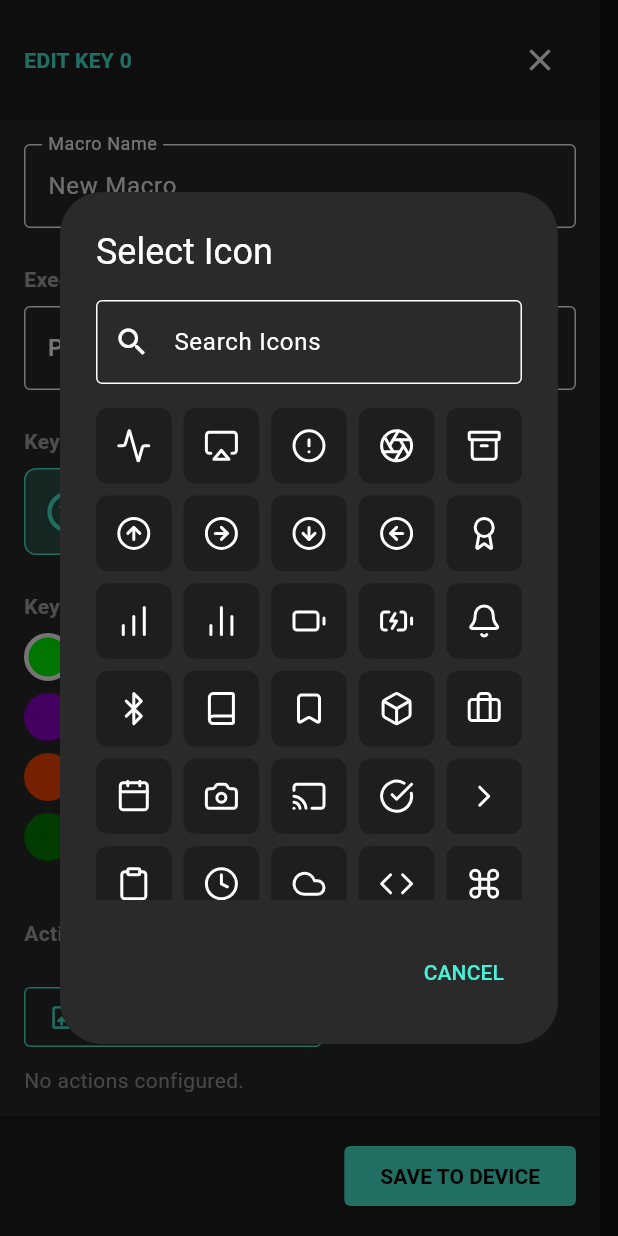
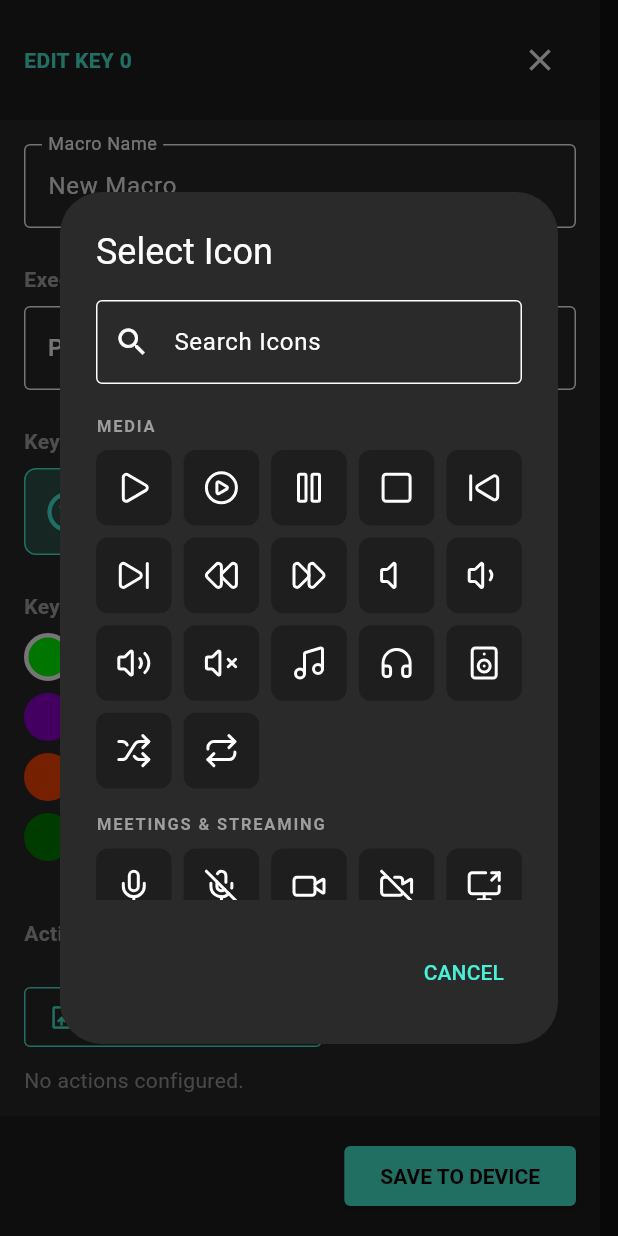
Before and after one commit to Midknightloki/draupnir, a Flutter app: the EditorPanel widget shown alone on an empty page, opened directly with empty values, after a tap on "Select Icon", on a phone screen of 412 x 824 dp. Run offline on Flutter 3.47's test engine with Material 3 defaults, Android fonts, the phone set to English and light mode, and no system bars; our stand-ins replace flutter_blue_plus, google_fonts, lucide_icons_flutter, permission_handler, share_plus, shared_preferences; missing offline and left inert: file_selector; accounts and stored records are empty.

Commit message:
feat(app): a macro vocabulary for the icon picker, grouped and guarded
The set was a generic developer-UI grab-bag: it carried aperture,
umbrella, lifeBuoy, hexagon, shoppingBag and briefcase, while offering
no pause and no stop -- so a media deck could not be built -- and
nothing at all for the meeting and streaming controls that are among
the most common things anyone binds to a macro pad.

Adds ~50 icons across the categories people actually bind:

  Media          pause, stop, rewind, fastForward, volume1, mute, repeat
  Meetings       micOff, videoOff, screenShare(+Off), phone(+Off), hand,
                 users, record, monitorPlay, webcam
  Editing        copy, paste, undo, redo, replace, bold, italic,
                 underline, alignLeft/Center/Right, listOrdered
  Window         minimize, close, columns, rows
  Dev            squareTerminal, gitBranch, gitCommit, gitPullRequest,
                 bug, braces
  Gaming         gamepad2, swords, dices
  Symbols        flag, tag

The picker is now sectioned by category instead of one alphabetical
wall of 190 glyphs, with search flattening it back to a single result
list -- when hunting a specific glyph the headings are noise, and a hit
in "Other" should surface as readily as one in Media. An empty search
gets an explicit message rather than a blank pane.

Nothing is removed. The name is written into the profile and stored on
the device, so dropping one gives every macro already using it a blank
face. The grab-bag is demoted to a derived "Other" section rather than
deleted -- derived, so an icon can never be added to the map and then be
unpickable because nobody filed it.

Writing this broke the rule immediately: 'clock' was dropped in the
first draft and caught by diffing against the old map. Hence
test/macro_icons_test.dart, which pins every name the app has ever
offered and fails if one stops resolving, plus the category invariants
-- nothing unreachable, nothing listed twice (which is how 'mic' came
to appear twice), no alias shadowing or dangling.

feather_icons_map.dart becomes macro_icons.dart: it has been Lucide-
backed, not Feather, for some time, and the name was misleading.

flutter analyze: no new issues. flutter test: 27/27 pass.

Co-Authored-By: Claude Opus 5 <noreply@anthropic.com>
Claude-Session: https://claude.ai/code/session_016WsuGUUVhXfnyvCkXF6ZtZ

```diff
--- a/companion_app/lib/screens/editor_panel.dart
+++ b/companion_app/lib/screens/editor_panel.dart
@@ -7,7 +7,7 @@ import 'dart:convert';
 
 import '../state/draupnir_state.dart';
 import '../theme.dart';
-import '../utils/feather_icons_map.dart';
+import '../utils/macro_icons.dart';
 import '../utils/icon_generator.dart';
 
 class EditorPanel extends StatefulWidget {
@@ -335,6 +335,31 @@ class _EditorPanelState extends State<EditorPanel> {
     );
   }
 
+  /// One selectable glyph in the picker. Factored out because the grid is now built per
+  /// category rather than from a single flat index, so the cell is rendered from several
+  /// places and must look identical in all of them.
+  Widget _buildIconCell(BuildContext dialogCtx, String iconName) {
+    final selected = _selectedIcon == iconName;
+    return InkWell(
+      onTap: () {
+        setState(() => _selectedIcon = iconName);
+        Navigator.pop(dialogCtx);
+      },
+      borderRadius: BorderRadius.circular(8),
+      child: Tooltip(
+        message: iconName,
+        child: Container(
+          decoration: BoxDecoration(
+            color: selected ? AppTheme.accent.withOpacity(0.3) : AppTheme.surface,
+            borderRadius: BorderRadius.circular(8),
+            border: Border.all(color: selected ? AppTheme.accent : Colors.transparent),
+          ),
+          child: Icon(macroIcons[iconName], color: Colors.white),
+        ),
+      ),
+    );
+  }
+
   void _showIconPickerModal() {
     showDialog(
       context: context,
@@ -342,7 +367,22 @@ class _EditorPanelState extends State<EditorPanel> {
         String searchQuery = "";
         return StatefulBuilder(
           builder: (context, setModalState) {
-            final filteredKeys = featherIconsMap.keys.where((k) => k.toLowerCase().contains(searchQuery.toLowerCase())).toList();
+            final query = searchQuery.trim().toLowerCase();
+
+            // Searching flattens the categories: when you are hunting for a specific glyph the
+            // headings are noise, and a match in "Other" should surface as readily as one in
+            // Media. With no query the sections are the point -- a macro vocabulary browsed by
+            // what you are binding, rather than 190 icons in one alphabetical wall.
+            final List<MapEntry<String, List<String>>> sections = query.isEmpty
+                ? iconCategories
+                : [
+                    MapEntry(
+                      'Results',
+                      macroIcons.keys.where((k) => k.toLowerCase().contains(query)).toList(),
+                    )
+                  ];
+            final bool noResults = sections.every((s) => s.value.isEmpty);
+
             return AlertDialog(
               title: const Text('Select Icon'),
               backgroundColor: AppTheme.surfaceHighlight,
@@ -361,39 +401,45 @@ class _EditorPanelState extends State<EditorPanel> {
                     ),
                     const SizedBox(height: 16),
                     Expanded(
-                      child: GridView.builder(
-                        gridDelegate: const SliverGridDelegateWithFixedCrossAxisCount(
-                          crossAxisCount: 5,
-                          crossAxisSpacing: 8,
-                          mainAxisSpacing: 8,
-                        ),
-                        // One row per match, straight from the map. It used to be
-                        // `filteredKeys.length + 3` for three hardcoded extras rendered only
-                        // when the query matched their own names -- so any other search sent
-                        // indices 0, 1 and 2 down the else branch with mapIdx at -3, -2 and -1,
-                        // painting three empty cells above the first real result. 'mic' was also
-                        // in the map already, so it appeared twice.
-                        itemCount: filteredKeys.length,
-                        itemBuilder: (context, idx) {
-                          final String iconName = filteredKeys[idx];
-                          final IconData iconData = featherIconsMap[iconName]!;
-
-                          return InkWell(
-                            onTap: () {
-                              setState(() => _selectedIcon = iconName);
-                              Navigator.pop(ctx);
-                            },
-                            child: Container(
-                              decoration: BoxDecoration(
-                                color: _selectedIcon == iconName ? AppTheme.accent.withOpacity(0.3) : AppTheme.surface,
-                                borderRadius: BorderRadius.circular(8),
-                                border: Border.all(color: _selectedIcon == iconName ? AppTheme.accent : Colors.transparent),
+                      child: noResults
+                          ? Center(
+                              child: Text(
+                                'No icon matches "${searchQuery.trim()}".',
+                                style: const TextStyle(color: Colors.grey),
+                                textAlign: TextAlign.center,
                               ),
-                              child: Icon(iconData, color: Colors.white),
+                            )
+                          : ListView(
+                              children: [
+                                for (final section in sections)
+                                  if (section.value.isNotEmpty) ...[
+                                    Padding(
+                                      padding: const EdgeInsets.only(top: 4, bottom: 8),
+                                      child: Text(
+                                        section.key.toUpperCase(),
+                                        style: const TextStyle(
+                                          fontSize: 11,
+                                          letterSpacing: 1.2,
+                                          fontWeight: FontWeight.bold,
+                                          color: Colors.grey,
+                                        ),
+                                      ),
+                                    ),
+                                    GridView.count(
+                                      crossAxisCount: 5,
+                                      crossAxisSpacing: 8,
+                                      mainAxisSpacing: 8,
+                                      shrinkWrap: true,
+                                      physics: const NeverScrollableScrollPhysics(),
+                                      children: [
+                                        for (final iconName in section.value)
+                                          _buildIconCell(ctx, iconName),
+                                      ],
+                                    ),
+                                    const SizedBox(height: 12),
+                                  ],
+                              ],
                             ),
-                          );
-                        },
-                      ),
                     ),
                   ],
                 ),
--- /dev/null
+++ b/companion_app/lib/utils/macro_icons.dart
@@ -0,0 +1,257 @@
+import 'package:flutter/material.dart';
+import 'package:lucide_icons_flutter/lucide_icons.dart';
+
+// ===========================================================================================
+// The icon vocabulary offered when binding a macro.
+//
+// Two rules govern this file.
+//
+// NOTHING IS EVER REMOVED. The key is what gets written into a profile's `icon` field and
+// stored on the device, so deleting one gives every macro already using it a blank face. The
+// set only grows; anything superseded becomes a [legacyIconAliases] entry instead.
+//
+// GLYPHS MUST SURVIVE 18x18. The device rasterises the chosen glyph to an 18x18 1bpp bitmap,
+// so fine interior detail turns to noise on the knob even though it looks correct in the app.
+// Prefer bold, open shapes. A handful below (the align family, listOrdered, the git verbs,
+// braces, dices) are knowingly over-detailed: they are useful enough to bind that they earn
+// their place, and they get sharper for free when the icon-rendering milestone raises the
+// bitmap resolution.
+// ===========================================================================================
+
+/// Every selectable icon, by the name stored in the profile.
+final Map<String, IconData> macroIcons = {
+  // --- Media -----------------------------------------------------------------------------
+  'play': LucideIcons.play,
+  'playCircle': LucideIcons.playCircle,
+  'pause': LucideIcons.pause,
+  'stop': LucideIcons.square,
+  'skipBack': LucideIcons.skipBack,
+  'skipForward': LucideIcons.skipForward,
+  'rewind': LucideIcons.rewind,
+  'fastForward': LucideIcons.fastForward,
+  'volume': LucideIcons.volume,
+  'volume1': LucideIcons.volume1,
+  'volume2': LucideIcons.volume2,
+  'mute': LucideIcons.volumeX,
+  'music': LucideIcons.music,
+  'headphones': LucideIcons.headphones,
+  'speaker': LucideIcons.speaker,
+  'shuffle': LucideIcons.shuffle,
+  'repeat': LucideIcons.repeat,
+
+  // --- Meetings & streaming --------------------------------------------------------------
+  'mic': LucideIcons.mic,
+  'micOff': LucideIcons.micOff,
+  'video': LucideIcons.video,
+  'videoOff': LucideIcons.videoOff,
+  'screenShare': LucideIcons.screenShare,
+  'screenShareOff': LucideIcons.screenShareOff,
+  'phone': LucideIcons.phone,
+  'phoneOff': LucideIcons.phoneOff,
+  'hand': LucideIcons.hand,
+  'users': LucideIcons.users,
+  'record': LucideIcons.circleDot,
+  'monitorPlay': LucideIcons.monitorPlay,
+  'webcam': LucideIcons.webcam,
+  'cast': LucideIcons.cast,
+  'camera': LucideIcons.camera,
+
+  // --- Editing ---------------------------------------------------------------------------
+  'copy': LucideIcons.copy,
+  'paste': LucideIcons.clipboardPaste,
+  'clipboard': LucideIcons.clipboard,
+  'scissors': LucideIcons.scissors,
+  'undo': LucideIcons.undo,
+  'redo': LucideIcons.redo,
+  'save': LucideIcons.save,
+  'search': LucideIcons.search,
+  'replace': LucideIcons.replace,
+  'edit': LucideIcons.edit,
+  'penTool': LucideIcons.penTool,
+  'type': LucideIcons.type,
+  'bold': LucideIcons.bold,
+  'italic': LucideIcons.italic,
+  'underline': LucideIcons.underline,
+  'alignLeft': LucideIcons.alignLeft,
+  'alignCenter': LucideIcons.alignCenter,
+  'alignRight': LucideIcons.alignRight,
+  'list': LucideIcons.list,
+  'listOrdered': LucideIcons.listOrdered,
+  'trash': LucideIcons.trash,
+  'trash2': LucideIcons.trash2,
+
+  // --- Window & system -------------------------------------------------------------------
+  'maximize': LucideIcons.maximize,
+  'minimize': LucideIcons.minimize,
+  'close': LucideIcons.x,
+  'columns': LucideIcons.columns2,
+  'rows': LucideIcons.rows2,
+  'monitor': LucideIcons.monitor,
+  'lock': LucideIcons.lock,
+  'unlock': LucideIcons.unlock,
+  'power': LucideIcons.power,
+  'settings': LucideIcons.settings,
+  'sliders': LucideIcons.sliders,
+  'refreshCw': LucideIcons.refreshCw,
+  'printer': LucideIcons.printer,
+  'zap': LucideIcons.zap,
+
+  // --- Dev -------------------------------------------------------------------------------
+  'code': LucideIcons.code,
+  'terminal': LucideIcons.terminal,
+  'squareTerminal': LucideIcons.squareTerminal,
+  'gitBranch': LucideIcons.gitBranch,
+  'gitCommit': LucideIcons.gitCommitHorizontal,
+  'gitPullRequest': LucideIcons.gitPullRequest,
+  'bug': LucideIcons.bug,
+  'braces': LucideIcons.braces,
+  'database': LucideIcons.database,
+  'server': LucideIcons.server,
+  'cloud': LucideIcons.cloud,
+  'package': LucideIcons.package,
+  'cpu': LucideIcons.cpu,
+  'hardDrive': LucideIcons.hardDrive,
+
+  // --- Gaming ----------------------------------------------------------------------------
+  'gamepad2': LucideIcons.gamepad2,
+  'swords': LucideIcons.swords,
+  'target': LucideIcons.target,
+  'crosshair': LucideIcons.crosshair,
+  'shield': LucideIcons.shield,
+  'dices': LucideIcons.dices,
+
+  // --- Navigation ------------------------------------------------------------------------
+  'arrowUpCircle': LucideIcons.arrowUpCircle,
+  'arrowRightCircle': LucideIcons.arrowRightCircle,
+  'arrowDownCircle': LucideIcons.arrowDownCircle,
+  'arrowLeftCircle': LucideIcons.arrowLeftCircle,
+  'chevronRight': LucideIcons.chevronRight,
+  'home': LucideIcons.home,
+  'compass': LucideIcons.compass,
+  'map': LucideIcons.map,
+  'navigation': LucideIcons.navigation,
+
+  // --- Symbols ---------------------------------------------------------------------------
+  'star': LucideIcons.star,
+  'bookmark': LucideIcons.bookmark,
+  'flag': LucideIcons.flag,
+  'bell': LucideIcons.bell,
+  'checkCircle': LucideIcons.checkCircle,
+  'alertCircle': LucideIcons.alertCircle,
+  'helpCircle': LucideIcons.helpCircle,
+  'info': LucideIcons.info,
+  'hash': LucideIcons.hash,
+  'key': LucideIcons.key,
+  'tag': LucideIcons.tag,
+  'heart': LucideIcons.heart,
+
+  // --- Other -----------------------------------------------------------------------------
+  // Carried forward from the original set. Kept because profiles may already reference them
+  // (see the no-removal rule above), not because they earn a place in a macro vocabulary.
+  'activity': LucideIcons.activity,
+  'airplay': LucideIcons.airplay,
+  'aperture': LucideIcons.aperture,
+  'archive': LucideIcons.archive,
+  'award': LucideIcons.award,
+  'barChart': LucideIcons.barChart,
+  'barChart2': LucideIcons.barChart2,
+  'battery': LucideIcons.battery,
+  'batteryCharging': LucideIcons.batteryCharging,
+  'bluetooth': LucideIcons.bluetooth,
+  'book': LucideIcons.book,
+  'box': LucideIcons.box,
+  'briefcase': LucideIcons.briefcase,
+  'calendar': LucideIcons.calendar,
+  'clock': LucideIcons.clock,
+  'command': LucideIcons.command,
+  'feather': LucideIcons.feather,
+  'file': LucideIcons.file,
+  'fileText': LucideIcons.fileText,
+  'film': LucideIcons.film,
+  'folder': LucideIcons.folder,
+  'globe': LucideIcons.globe,
+  'grid': LucideIcons.grid,
+  'hammer': LucideIcons.hammer,
+  'hexagon': LucideIcons.hexagon,
+  'image': LucideIcons.image,
+  'inbox': LucideIcons.inbox,
+  'layers': LucideIcons.layers,
+  'layout': LucideIcons.layout,
+  'lifeBuoy': LucideIcons.lifeBuoy,
+  'link': LucideIcons.link,
+  'messageCircle': LucideIcons.messageCircle,
+  'messageSquare': LucideIcons.messageSquare,
+  'moon': LucideIcons.moon,
+  'paperclip': LucideIcons.paperclip,
+  'pieChart': LucideIcons.pieChart,
+  'radio': LucideIcons.radio,
+  'send': LucideIcons.send,
+  'shoppingBag': LucideIcons.shoppingBag,
+  'shoppingCart': LucideIcons.shoppingCart,
+  'smartphone': LucideIcons.smartphone,
+  'sun': LucideIcons.sun,
+  'tv': LucideIcons.tv,
+  'umbrella': LucideIcons.umbrella,
+  'upload': LucideIcons.upload,
+  'user': LucideIcons.user,
+  'watch': LucideIcons.watch,
+  'wifi': LucideIcons.wifi,
+};
+
+/// Picker grouping. Names only -- the glyphs come from [macroIcons].
+const Map<String, List<String>> _categoryNames = {
+  'Media': ['play', 'playCircle', 'pause', 'stop', 'skipBack', 'skipForward', 'rewind',
+            'fastForward', 'volume', 'volume1', 'volume2', 'mute', 'music', 'headphones',
+            'speaker', 'shuffle', 'repeat'],
+  'Meetings & Streaming': ['mic', 'micOff', 'video', 'videoOff', 'screenShare',
+            'screenShareOff', 'phone', 'phoneOff', 'hand', 'users', 'record', 'monitorPlay',
+            'webcam', 'cast', 'camera'],
+  'Editing': ['copy', 'paste', 'clipboard', 'scissors', 'undo', 'redo', 'save', 'search',
+            'replace', 'edit', 'penTool', 'type', 'bold', 'italic', 'underline', 'alignLeft',
+            'alignCenter', 'alignRight', 'list', 'listOrdered', 'trash', 'trash2'],
+  'Window & System': ['maximize', 'minimize', 'close', 'columns', 'rows', 'monitor', 'lock',
+            'unlock', 'power', 'settings', 'sliders', 'refreshCw', 'printer', 'zap'],
+  'Dev': ['code', 'terminal', 'squareTerminal', 'gitBranch', 'gitCommit', 'gitPullRequest',
+            'bug', 'braces', 'database', 'server', 'cloud', 'package', 'cpu', 'hardDrive'],
+  'Gaming': ['gamepad2', 'swords', 'target', 'crosshair', 'shield', 'dices'],
+  'Navigation': ['arrowUpCircle', 'arrowRightCircle', 'arrowDownCircle', 'arrowLeftCircle',
+            'chevronRight', 'home', 'compass', 'map', 'navigation'],
+  'Symbols': ['star', 'bookmark', 'flag', 'bell', 'checkCircle', 'alertCircle', 'helpCircle',
+            'info', 'hash', 'key', 'tag', 'heart'],
+};
+
+/// The picker's sections, in display order, with a trailing "Other" holding everything in
+/// [macroIcons] that no category claims.
+///
+/// Other is DERIVED rather than listed, so an icon can never be added to the map and then be
+/// invisible in the picker because someone forgot to file it.
+final List<MapEntry<String, List<String>>> iconCategories = () {
+  final claimed = _categoryNames.values.expand((v) => v).toSet();
+  assert(
+    claimed.every(macroIcons.containsKey),
+    'Category lists a name absent from macroIcons',
+  );
+  final other = macroIcons.keys.where((k) => !claimed.contains(k)).toList();
+  return [
+    ..._categoryNames.entries,
+    if (other.isNotEmpty) MapEntry('Other', other),
+  ];
+}();
+
+/// Legacy `icon` values that predate the current set. Macros saved with one still render,
+/// but they are not offered in the picker -- each points at the glyph that replaced it.
+const Map<String, String> legacyIconAliases = {
+  'text': 'type',
+};
+
+/// The glyph for an `icon` name, following [legacyIconAliases]; null if the name is unknown.
+///
+/// Every place that turns a name into a glyph goes through here. Three of them used to
+/// special-case 'hammer', 'text' and 'mic' inline with Material icons, which drifted: the
+/// editor preview drew Icons.build for 'hammer' while the save path, which rasterises only
+/// names present in the map, sent no bitmap at all. Picking those two produced a macro that
+/// looked fine in the app and had a blank face on the device.
+IconData? resolveIcon(String? name) {
+  if (name == null) return null;
+  return macroIcons[name] ?? macroIcons[legacyIconAliases[name]];
+}
```
Also changed, not shown: 1 other file.
